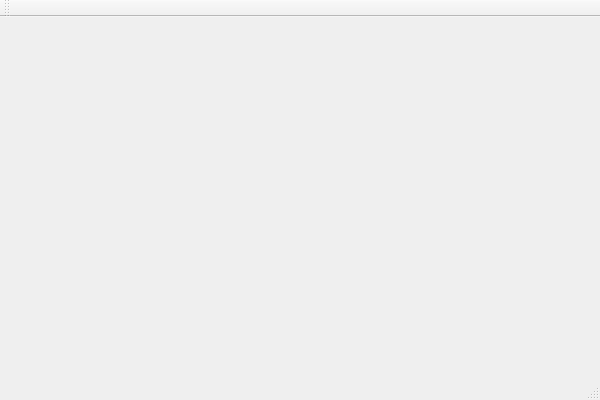
Old version of the form gui/mainwindow.ui in the repository esden/flosslogic.
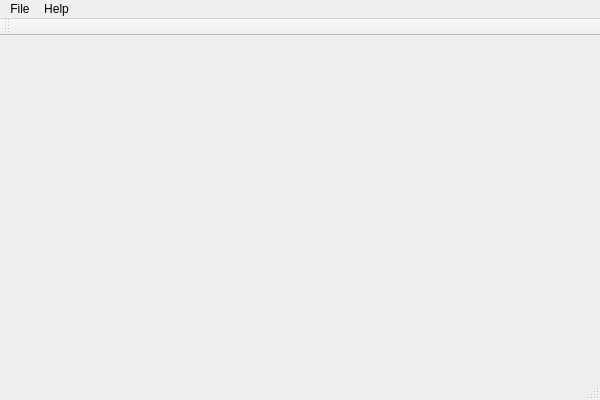
New version of the form.

Commit message: Add empty File->Exit and Help->About menu items.

Patch:
```diff
--- a/gui/mainwindow.ui
+++ b/gui/mainwindow.ui
@@ -12,13 +12,52 @@
   <property name="windowTitle" >
    <string>MainWindow</string>
   </property>
-  <widget class="QMenuBar" name="menuBar" />
-  <widget class="QToolBar" name="mainToolBar" />
-  <widget class="QWidget" name="centralWidget" />
-  <widget class="QStatusBar" name="statusBar" />
+  <widget class="QWidget" name="centralWidget"/>
+  <widget class="QMenuBar" name="menuBar">
+   <property name="geometry">
+    <rect>
+     <x>0</x>
+     <y>0</y>
+     <width>600</width>
+     <height>26</height>
+    </rect>
+   </property>
+   <widget class="QMenu" name="menuFile">
+    <property name="title">
+     <string>File</string>
+    </property>
+    <addaction name="actionQuit"/>
+   </widget>
+   <widget class="QMenu" name="menuHelp">
+    <property name="title">
+     <string>Help</string>
+    </property>
+    <addaction name="actionAbout"/>
+   </widget>
+   <addaction name="menuFile"/>
+   <addaction name="menuHelp"/>
+  </widget>
+  <widget class="QToolBar" name="mainToolBar">
+   <attribute name="toolBarArea">
+    <enum>TopToolBarArea</enum>
+   </attribute>
+   <attribute name="toolBarBreak">
+    <bool>false</bool>
+   </attribute>
+  </widget>
+  <widget class="QStatusBar" name="statusBar"/>
+  <action name="actionQuit">
+   <property name="text">
+    <string>Exit</string>
+   </property>
+  </action>
+  <action name="actionAbout">
+   <property name="text">
+    <string>About...</string>
+   </property>
+  </action>
  </widget>
- <layoutDefault spacing="6" margin="11" />
- <pixmapfunction></pixmapfunction>
+ <layoutdefault spacing="6" margin="11"/>
  <resources/>
  <connections/>
 </ui>
```
Left out of the diff: 7 changed lines with no effect on the pictures.
